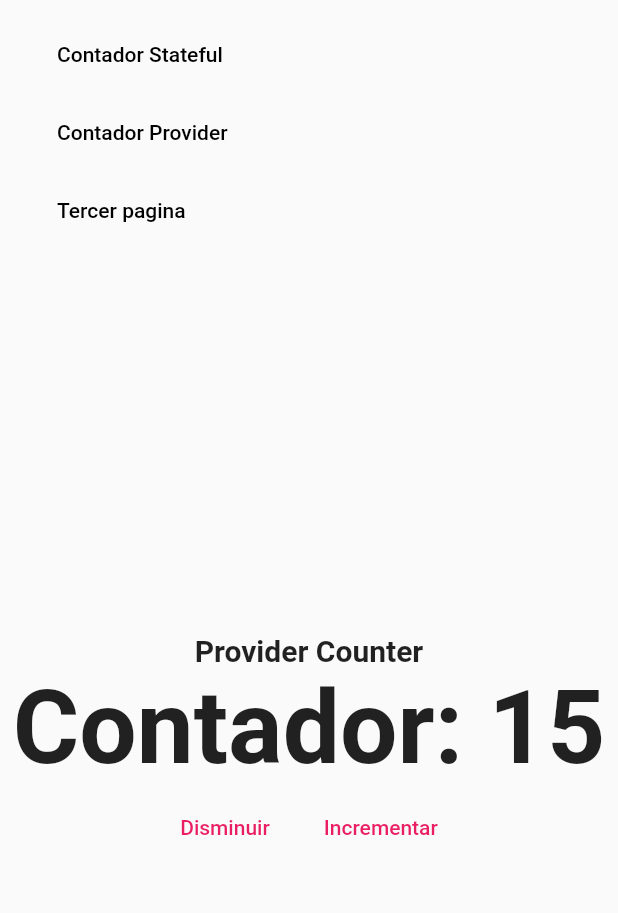
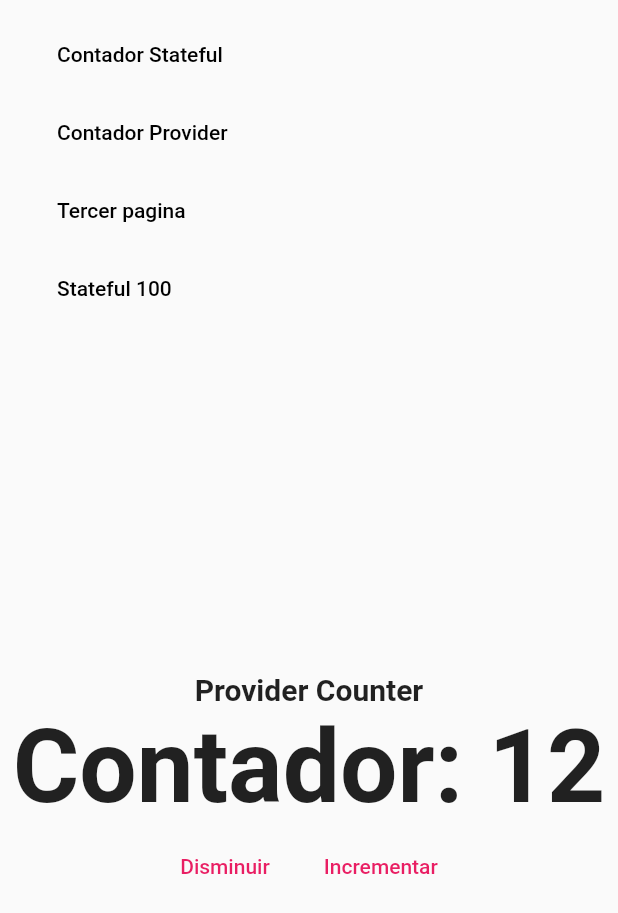
Before and after one commit to Coihue555/bases_web, a Flutter app: the screen it shows after launch, after a tap on "Contador Provider", on a phone screen of 412 x 824 dp. Shown: the top 913 px of the screen. Run offline on Flutter 3.47's test engine with Material 2 defaults, Android fonts, the phone set to English and light mode, and no system bars; our stand-ins replace fluro, get_it.

Commit message:
Final Seccion 4

```diff
--- a/lib/main.dart
+++ b/lib/main.dart
@@ -1,11 +1,12 @@
+import 'package:flutter/material.dart';
 import 'package:bases_web/locator.dart';
-import 'package:flutter/material.dart';
+import 'package:bases_web/router/router.dart';
 import 'package:bases_web/services/navigation_service.dart';
 import 'package:bases_web/ui/layout/main_layout_page.dart';
-import 'package:bases_web/router/route_generator.dart';
 
 void main() {
   setupLocator();
+  Flurorouter.configureRoutes();
   runApp(MyApp());
 }
 
@@ -15,8 +16,9 @@ class MyApp extends StatelessWidget {
     return MaterialApp(
       debugShowCheckedModeBanner: false,
       title: 'Rutas App',
-      initialRoute: '/stateful',
-      onGenerateRoute: RouteGenerator.generateRoute,
+      initialRoute: '/',
+      onGenerateRoute: Flurorouter.router.generator,
+      //onGenerateRoute: RouteGenerator.generateRoute,
       navigatorKey: locator<NavigationService>().navigatorKey,
       builder: ( _ , child){
         return MainLayoutPage(child: child ?? const CircularProgressIndicator());
--- a/lib/provider/counter_provider.dart
+++ b/lib/provider/counter_provider.dart
@@ -2,8 +2,14 @@ import 'package:flutter/material.dart';
 
 
 class CounterProvider extends ChangeNotifier{
+  int _counter = 15;
 
-  int _counter = 15;
+  CounterProvider(String base){
+    if(int.tryParse(base) != null){
+      _counter= int.parse(base);
+    }
+  }
+
 
   get counter => _counter;
 
--- a/lib/router/route_generator.dart
+++ b/lib/router/route_generator.dart
@@ -7,10 +7,10 @@ class RouteGenerator {
 
     switch(settings.name){
       case '/stateful':
-        return _fadeRoute(const CounterView(), '/stateful');
+        return _fadeRoute(const CounterView(base: '5'), '/stateful');
 
       case '/provider':
-        return _fadeRoute(const CounterProviderView(), '/provider');
+        return _fadeRoute( const CounterProviderView(base: '12',), '/provider');
 
       default:
         return _fadeRoute(NoPageView(), '/404');
--- /dev/null
+++ b/lib/router/route_handlers.dart
@@ -0,0 +1,20 @@
+//Handler
+import 'package:bases_web/ui/views/views.dart';
+import 'package:fluro/fluro.dart';
+
+final counterStatefulHandler = Handler(
+    handlerFunc: ( context , params ) {
+      return CounterView(base: params['base']?.first ?? '5');
+    }
+  );
+
+  final counterProviderHandler = Handler(
+    handlerFunc: ( context , params ) {
+      print(params);
+      return CounterProviderView(base: params['q']?.first ?? '12',);
+    }
+  );
+
+  final noPageViewHandler = Handler(
+    handlerFunc: ( context , params ) => NoPageView()
+  );
--- /dev/null
+++ b/lib/router/router.dart
@@ -0,0 +1,19 @@
+import 'package:fluro/fluro.dart';
+import 'package:bases_web/router/route_handlers.dart';
+
+class Flurorouter {
+
+  static final FluroRouter router = FluroRouter();
+  static void configureRoutes(){
+
+    router.define('/', handler: counterStatefulHandler, transitionType: TransitionType.fadeIn);
+    router.define('/stateful', handler: counterStatefulHandler, transitionType: TransitionType.fadeIn);
+    router.define('/stateful/:base', handler: counterStatefulHandler, transitionType: TransitionType.fadeIn);
+    router.define('/provider', handler: counterProviderHandler, transitionType: TransitionType.fadeIn);
+    router.notFoundHandler = noPageViewHandler;
+
+
+  }
+
+
+}
--- a/lib/ui/pages/counter_provider_page.dart
+++ b/lib/ui/pages/counter_provider_page.dart
@@ -10,7 +10,7 @@ class CounterProviderPage extends StatelessWidget {
   @override
   Widget build(BuildContext context) {
     return ChangeNotifierProvider(
-      create: ( _ ) => CounterProvider(),
+      create: ( _ ) => CounterProvider('12'),
       child: const _CounterProviderBody()
       );
   }
--- a/lib/ui/shared/custom_app_menu.dart
+++ b/lib/ui/shared/custom_app_menu.dart
@@ -39,13 +39,21 @@ class _TabletDesktopMenu extends StatelessWidget {
           CustomFlatButton(
             text: 'Contador Provider',
             onPress: () => locator<NavigationService>().navigateTo('/provider'),
-            // onPress: () => Navigator.pushNamed(context, '/provider'),
             color: Colors.black,),
           const SizedBox(width: 10,),
           CustomFlatButton(
             text: 'Tercer pagina',
             onPress: () => locator<NavigationService>().navigateTo('/abcfu'),
-            // onPress: () => Navigator.pushNamed(context, '/abcfu'),
+            color: Colors.black,),
+          const SizedBox(width: 10,),
+          CustomFlatButton(
+            text: 'Stateful 100',
+            onPress: () => locator<NavigationService>().navigateTo('/stateful/100'),
+            color: Colors.black,),
+          const SizedBox(width: 10,),
+          CustomFlatButton(
+            text: 'Provider 200',
+            onPress: () => locator<NavigationService>().navigateTo('/provider?q=200'),
             color: Colors.black,),
         ],
       ),
@@ -83,6 +91,13 @@ class _MobileMenu extends StatelessWidget {
             onPress: () => locator<NavigationService>().navigateTo('/abcfu'),
             // onPress: () => Navigator.pushNamed(context, '/abcfu'),
             color: Colors.black,),
+
+          const SizedBox(width: 10,),
+          CustomFlatButton(
+            text: 'Stateful 100',
+            onPress: () => locator<NavigationService>().navigateTo('/stateful/100'),
+            // onPress: () => Navigator.pushNamed(context, '/abcfu'),
+            color: Colors.black,),
         ],
       ),
     );
--- a/lib/ui/views/counter_provider_view.dart
+++ b/lib/ui/views/counter_provider_view.dart
@@ -4,12 +4,18 @@ import 'package:bases_web/provider/counter_provider.dart';
 import 'package:bases_web/ui/shared/custom_flat_button.dart';
 
 class CounterProviderView extends StatelessWidget {
-  const CounterProviderView({Key? key}) : super(key: key);
+
+  final String base;
+
+  const CounterProviderView({
+    Key? key,
+    required this.base,
+  }) : super(key: key);
 
   @override
   Widget build(BuildContext context) {
     return ChangeNotifierProvider(
-      create: ( _ ) => CounterProvider(),
+      create: ( _ ) => CounterProvider(base),
       child: const _CounterProviderBody()
       );
   }
--- a/lib/ui/views/counter_view.dart
+++ b/lib/ui/views/counter_view.dart
@@ -2,7 +2,13 @@ import 'package:flutter/material.dart';
 import 'package:bases_web/ui/shared/custom_flat_button.dart';
 
 class CounterView extends StatefulWidget {
-  const CounterView({Key? key}) : super(key: key);
+
+  final String base;
+
+  const CounterView({
+    Key? key,
+    required this.base
+    }) : super(key: key);
 
   @override
   State<CounterView> createState() => _CounterViewState();
@@ -12,6 +18,13 @@ class _CounterViewState extends State<CounterView> {
 
   int counter = 10;
 
+  @override
+  void initState() {
+    super.initState();
+    if( int.tryParse(widget.base) != null ){
+      counter = int.parse(widget.base);
+    }
+  }
   @override
   Widget build(BuildContext context) {
     return Column(
--- a/pubspec.yaml
+++ b/pubspec.yaml
@@ -28,6 +28,7 @@ environment:
 # versions available, run `flutter pub outdated`.
 dependencies:
   cupertino_icons: ^1.0.2
+  fluro: ^2.0.3
   flutter:
     sdk: flutter
   get_it: ^7.2.0
```
Also changed, not shown: pubspec.lock.
